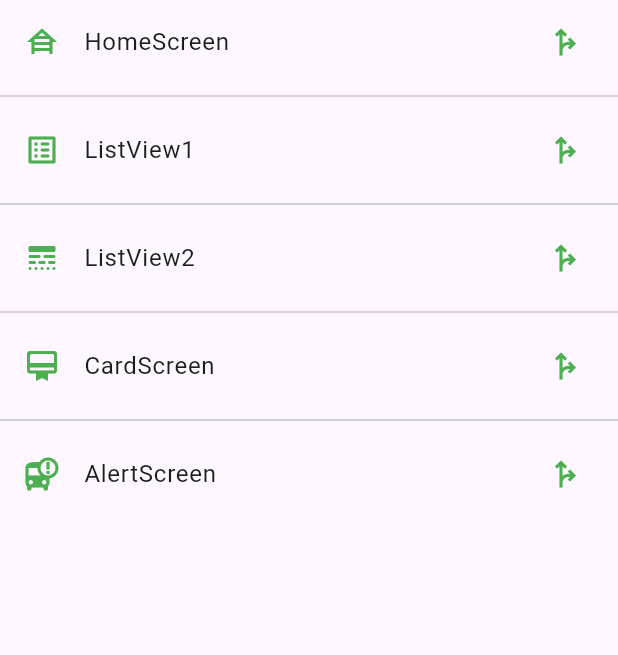
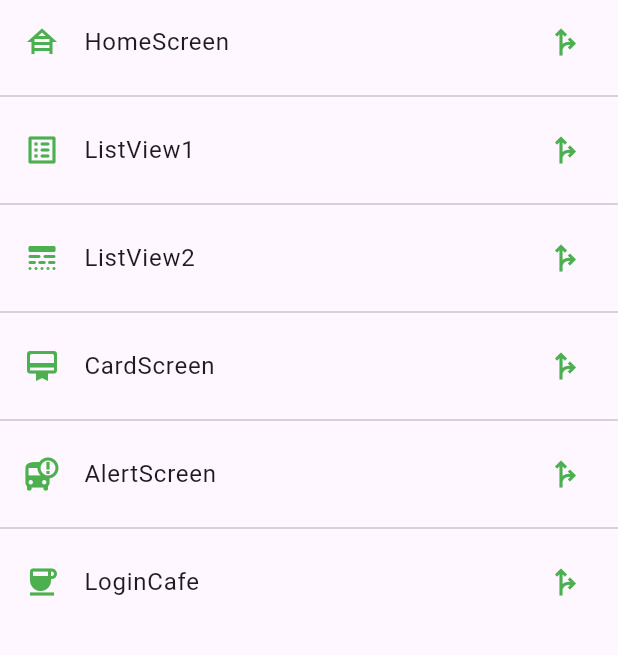
Before and after one commit to Daujat/flutter_componentes, a Flutter app: the screen it shows after launch, on a phone screen of 412 x 824 dp, the part 84-739 px from its top. Run offline on Flutter 3.47's test engine with Material 3 defaults, Android fonts, the phone set to English and light mode, and no system bars.

Commit message:
practica-calificada-3-davidvasquez

```diff
--- a/lib/router/app_routes.dart
+++ b/lib/router/app_routes.dart
@@ -1,41 +1,30 @@
-
 import 'package:myapp/models/models.dart';
 import 'package:flutter/material.dart';
 import '../screens/screens.dart';
 
-class AppRoutes{
+class AppRoutes {
   static const initialRoute = 'home';
 
   static final menuOptions = <MenuOption>[
-    MenuOption(route: 'home',icon: Icons.house_siding_sharp, name: 'HomeScreen', screen: const HomeScreen()),
-    MenuOption(route: 'listview1',icon: Icons.list_alt_rounded, name: 'ListView1', screen: const ListView1Screen()),
-    MenuOption(route: 'listview2',icon: Icons.line_style_rounded, name: 'ListView2', screen: const ListView2Screen()),
-    MenuOption(route: 'card',icon: Icons.card_membership_rounded, name: 'CardScreen', screen: const CardScreen()),
-    MenuOption(route: 'alert',icon: Icons.bus_alert, name: 'AlertScreen', screen: const AlertScreen())
+    MenuOption(route: 'home', icon: Icons.house_siding_sharp, name: 'HomeScreen', screen: const HomeScreen()),
+    MenuOption(route: 'listview1', icon: Icons.list_alt_rounded, name: 'ListView1', screen: const ListView1Screen()),
+    MenuOption(route: 'listview2', icon: Icons.line_style_rounded, name: 'ListView2', screen: const ListView2Screen()),
+    MenuOption(route: 'card', icon: Icons.card_membership_rounded, name: 'CardScreen', screen: const CardScreen()),
+    MenuOption(route: 'alert', icon: Icons.bus_alert, name: 'AlertScreen', screen: const AlertScreen()),
+    MenuOption(route: 'login_cafe', icon: Icons.coffee, name: 'LoginCafe', screen: const LoginCafeScreen()),
   ];
 
-
-
-  /*static Map<String, Widget Function(BuildContext)> routes = {
-    'home':(BuildContext context) => const HomeScreen(),
-        'listview1':(BuildContext context) => const ListView1Screen(),
-        'listview2':(BuildContext context) => const ListView2Screen(),
-        'card':(BuildContext context) => const CardScreen(),
-        'alert':(BuildContext context) => const AlertScreen()
-  };*/
-
-  static Map<String, Widget Function(BuildContext)> getAppRoutes(){
+  static Map<String, Widget Function(BuildContext)> getAppRoutes() {
     Map<String, Widget Function(BuildContext)> appRoutes = {};
-    //Iterador para recorrer routes!
-    for (final options in menuOptions){
-      appRoutes.addAll({options.route:(BuildContext context) => options.screen});
+    for (final option in menuOptions) {
+      appRoutes.addAll({option.route: (BuildContext context) => option.screen});
     }
-      return appRoutes;
+    return appRoutes;
   }
 
-  static Route<dynamic> onGenerateRoute(RouteSettings settings){
+  static Route<dynamic> onGenerateRoute(RouteSettings settings) {
     return MaterialPageRoute(
-          builder: (context) => const AlertScreen()
-          );
+      builder: (context) => const AlertScreen(),
+    );
   }
 }
--- a/lib/screens/screens.dart
+++ b/lib/screens/screens.dart
@@ -1,6 +1,6 @@
-
 export 'package:myapp/screens/home_screen.dart';
 export 'package:myapp/screens/alert_screen.dart';
 export 'package:myapp/screens/card_screen.dart';
 export 'package:myapp/screens/listview2_screen.dart';
 export 'package:myapp/screens/listview1_screen.dart';
+export 'package:myapp/screens/login_cafe.dart';
```
Also changed, not shown: lib/screens/login_cafe.dart (added, +60 -0 lines).
